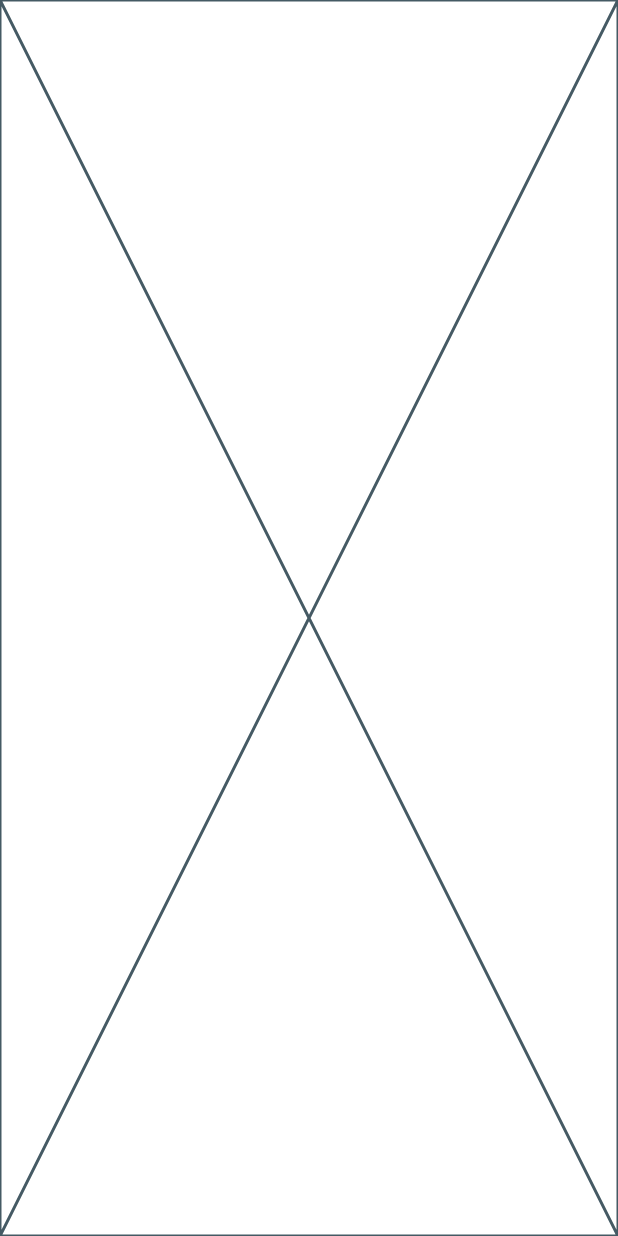
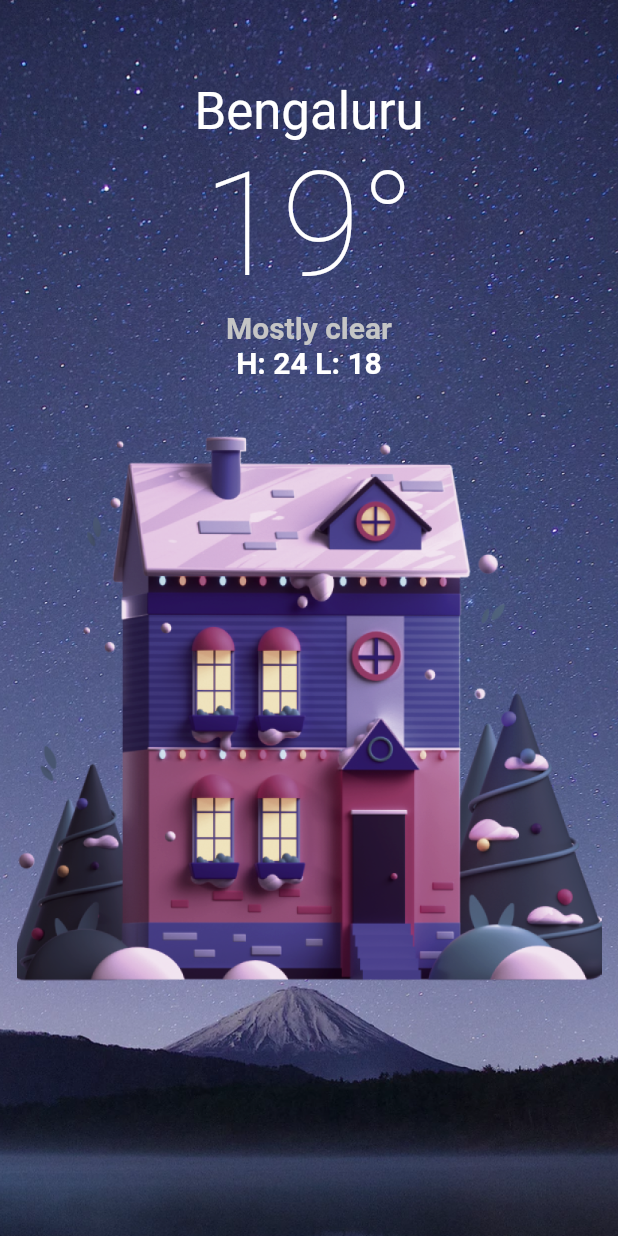
Before and after one commit to Sanjarbek17/weather_app, a Flutter app: the screen it shows after launch, on a phone screen of 412 x 824 dp. Run offline on Flutter 3.47's test engine with Material 2 defaults, Android fonts, the phone set to English and light mode, and no system bars.

Commit message:
first page

```diff
--- a/lib/main.dart
+++ b/lib/main.dart
@@ -1,4 +1,8 @@
 import 'package:flutter/material.dart';
+
+import 'screens/forecast_screen.dart';
+import 'screens/home_screen.dart';
+import 'screens/weather_screen.dart';
 
 void main() {
   runApp(const MyApp());
@@ -9,6 +13,14 @@ class MyApp extends StatelessWidget {
 
   @override
   Widget build(BuildContext context) {
-    return const Placeholder();
+    return MaterialApp(
+      debugShowCheckedModeBanner: false,
+      initialRoute: '/',
+      routes: {
+        '/': (context) => const HomePage(),
+        '/weather': (context) => const WeatherPage(),
+        '/forecast': (context) => const ForecastPage(),
+      },
+    );
   }
 }
--- /dev/null
+++ b/lib/screens/forecast_screen.dart
@@ -0,0 +1,10 @@
+import 'package:flutter/material.dart';
+
+class ForecastPage extends StatelessWidget {
+  const ForecastPage({super.key});
+
+  @override
+  Widget build(BuildContext context) {
+    return const Placeholder();
+  }
+}
--- /dev/null
+++ b/lib/screens/home_screen.dart
@@ -0,0 +1,49 @@
+import 'package:flutter/material.dart';
+
+class HomePage extends StatelessWidget {
+  const HomePage({super.key});
+
+  @override
+  Widget build(BuildContext context) {
+    return MaterialApp(
+      debugShowCheckedModeBanner: false,
+      home: Scaffold(
+        body: Container(
+          decoration: const BoxDecoration(
+            image: DecorationImage(
+              image: AssetImage('assets/images/mountain.png'),
+              fit: BoxFit.fitWidth,
+            ),
+          ),
+          child: SafeArea(
+            child: Column(children: [
+              const SizedBox(height: 54),
+              const Text('Bengaluru', style: TextStyle(fontSize: 34, fontWeight: FontWeight.w400, color: Colors.white)),
+              const Text('19°', style: TextStyle(fontSize: 96, color: Colors.white, fontWeight: FontWeight.w200)),
+              const Text('Mostly clear', style: TextStyle(fontSize: 20, color: Color.fromARGB(255, 197, 197, 197), fontWeight: FontWeight.w600)),
+              const Row(
+                mainAxisAlignment: MainAxisAlignment.center,
+                children: [
+                  Text(
+                    'H: 24',
+                    style: TextStyle(fontSize: 20, color: Colors.white, fontWeight: FontWeight.w600),
+                  ),
+                  SizedBox(width: 5),
+                  Text(
+                    'L: 18',
+                    style: TextStyle(fontSize: 20, color: Colors.white, fontWeight: FontWeight.w600),
+                  )
+                ],
+              ),
+              const SizedBox(height: 20),
+              Image.asset(
+                'assets/images/House.png',
+                scale: 2,
+              ),
+            ]),
+          ),
+        ),
+      ),
+    );
+  }
+}
--- /dev/null
+++ b/lib/screens/weather_screen.dart
@@ -0,0 +1,12 @@
+
+
+import 'package:flutter/material.dart';
+
+class WeatherPage extends StatelessWidget {
+  const WeatherPage({super.key});
+
+  @override
+  Widget build(BuildContext context) {
+    return const Placeholder();
+  }
+}
--- a/pubspec.yaml
+++ b/pubspec.yaml
@@ -59,8 +59,8 @@ flutter:
   uses-material-design: true
 
   # To add assets to your application, add an assets section, like this:
-  # assets:
-  #   - images/a_dot_burr.jpeg
+  assets:
+    - assets/images/
   #   - images/a_dot_ham.jpeg
 
   # An image asset can refer to one or more resolution-specific "variants", see
```
Also changed, not shown: assets/images/House.png (added), assets/images/mountain.png (added), assets/images/mountain2.png (added).
